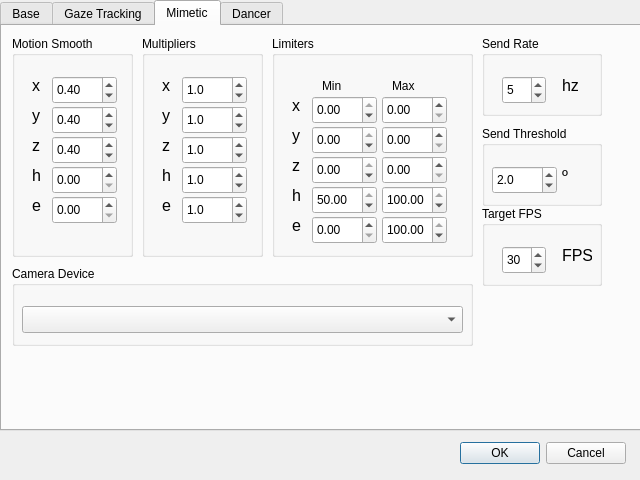
The window that src/settings_dialog.ui (DiogoSaraiva/blossom-lasige-research) describes before a commit, drawn with Qt 5.
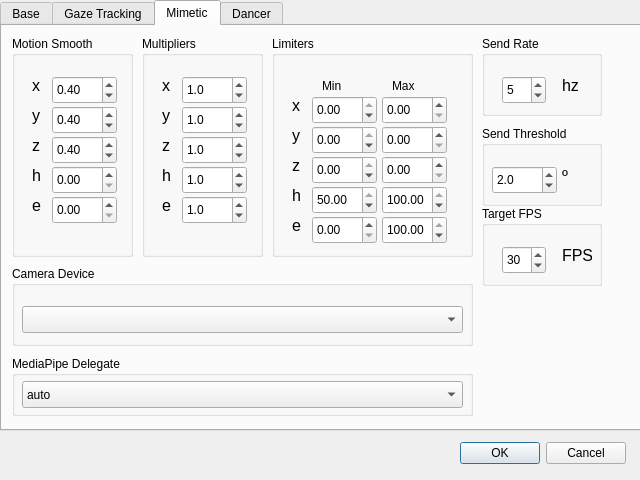
The same window after the commit. The open tabs and pages were chosen to show the change.

Commit message: Feature: Ability to choose Mediapipe delegate

Diff of the .ui file:
```diff
--- a/src/settings_dialog.ui
+++ b/src/settings_dialog.ui
@@ -1631,6 +1631,44 @@
       </property>
      </widget>
     </widget>
+    <widget class="QGroupBox" name="mediapipe_delegate_group">
+     <property name="geometry">
+      <rect>
+       <x>10</x>
+       <y>330</y>
+       <width>461</width>
+       <height>60</height>
+      </rect>
+     </property>
+     <property name="title">
+      <string>MediaPipe Delegate</string>
+     </property>
+     <widget class="QComboBox" name="mediapipe_delegate">
+      <property name="geometry">
+       <rect>
+        <x>10</x>
+        <y>25</y>
+        <width>441</width>
+        <height>27</height>
+       </rect>
+      </property>
+      <item>
+       <property name="text">
+        <string>auto</string>
+       </property>
+      </item>
+      <item>
+       <property name="text">
+        <string>gpu</string>
+       </property>
+      </item>
+      <item>
+       <property name="text">
+        <string>cpu</string>
+       </property>
+      </item>
+     </widget>
+    </widget>
    </widget>
    <widget class="QWidget" name="dancer_tab">
     <attribute name="title">
```
The commit also changes 9 other files.
